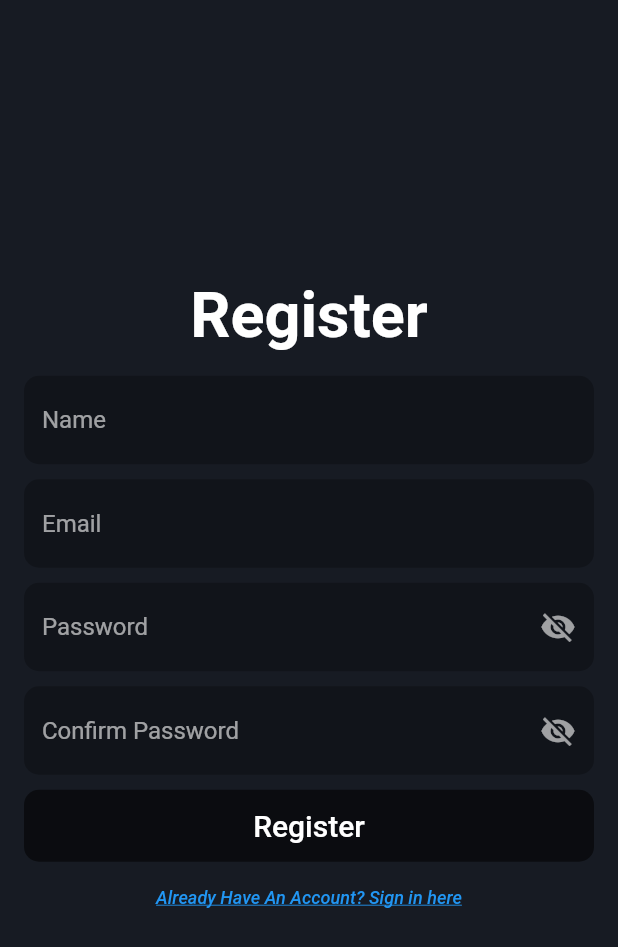
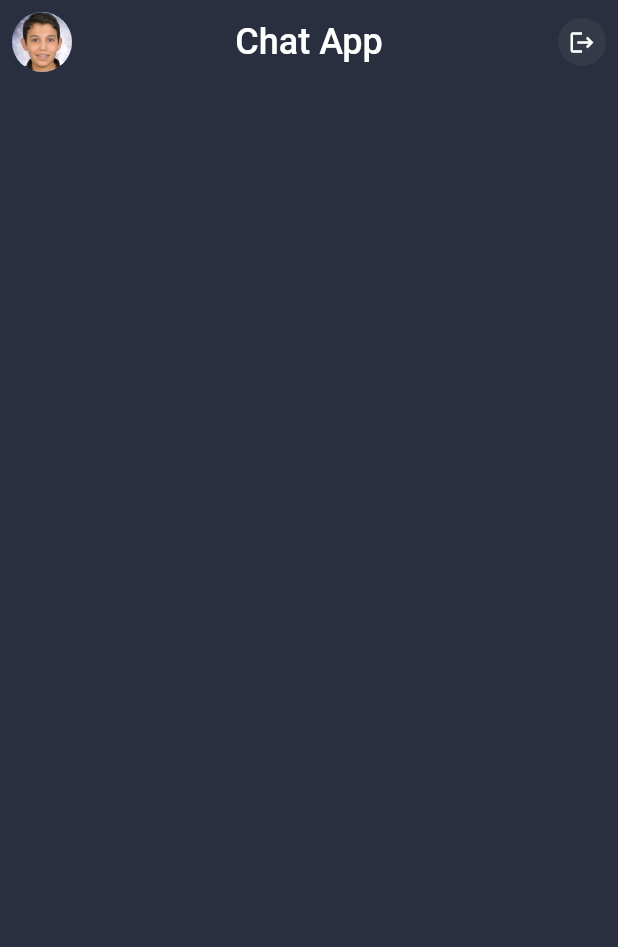
Before and after one commit to Yassinmaher/chat-app, a Flutter app: the screen it shows after launch, on a phone screen of 412 x 824 dp. Shown: the top 947 px of the screen. Run offline on Flutter 3.47's test engine with Material 2 defaults, Android fonts, the phone set to English and light mode, and no system bars.

Commit message:
Appbar design Finished

```diff
--- a/lib/main.dart
+++ b/lib/main.dart
@@ -1,4 +1,4 @@
-import 'package:chat_app/screens/register_screen.dart';
+import 'package:chat_app/screens/home_screen.dart';
 import 'package:flutter/material.dart';
 
 void main() {
@@ -23,7 +23,9 @@ class MyApp extends StatelessWidget {
         // or simply save your changes to "hot reload" in a Flutter IDE).
         // Notice that the counter didn't reset back to zero; the application
         // is not restarted.
-        primarySwatch: Colors.blue,
+        appBarTheme: const AppBarTheme(
+          color: Color.fromRGBO(41, 47, 63, 1),
+        ),
         textTheme: Theme.of(context).textTheme.apply(
               bodyColor: Colors.white60,
               displayColor: Colors.white60,
@@ -31,7 +33,7 @@ class MyApp extends StatelessWidget {
         hintColor: Colors.white60,
         scaffoldBackgroundColor: const Color.fromRGBO(23, 27, 35, 1.0),
       ),
-      home: Register(),
+      home: const HomeScreen(),
     );
   }
 }
--- /dev/null
+++ b/lib/screens/home_screen.dart
@@ -0,0 +1,45 @@
+import 'package:flutter/material.dart';
+
+class HomeScreen extends StatelessWidget {
+  const HomeScreen({Key? key}) : super(key: key);
+
+  @override
+  Widget build(BuildContext context) {
+    return Scaffold(
+      backgroundColor: const Color.fromRGBO(41, 47, 63, 1),
+      appBar: AppBar(
+        elevation: 0,
+        leading: IconButton(
+          onPressed: () {},
+          icon: const CircleAvatar(
+            backgroundImage: AssetImage('assets/images/profile_image.jpg'),
+          ),
+        ),
+        title: const Text(
+          'Chat App',
+          style: TextStyle(
+            fontSize: 24.0,
+          ),
+        ),
+        centerTitle: true,
+        actions: [
+          IconButton(
+              onPressed: () {},
+              icon: Container(
+                height: 40,
+                width: 40,
+                decoration: const BoxDecoration(
+                  color: Color.fromRGBO(139, 139, 139, 0.12),
+                  shape: BoxShape.circle,
+                ),
+                child: Icon(
+                  Icons.logout,
+                  color: Colors.white,
+                  size: 18,
+                ),
+              ))
+        ],
+      ),
+    );
+  }
+}
--- a/pubspec.yaml
+++ b/pubspec.yaml
@@ -58,8 +58,8 @@ flutter:
   uses-material-design: true
 
   # To add assets to your application, add an assets section, like this:
-  # assets:
-  #   - images/a_dot_burr.jpeg
+  assets:
+    - assets/images/
   #   - images/a_dot_ham.jpeg
 
   # An image asset can refer to one or more resolution-specific "variants", see
```
Also changed, not shown: assets/images/profile_image.jpg (added).
